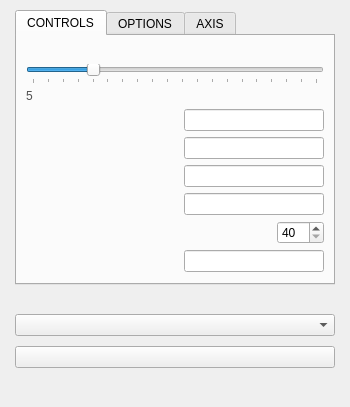
The window that src/ui/MainWindow.ui (Dawson924/MouseFlightControl) describes before a commit, drawn with Qt 5.
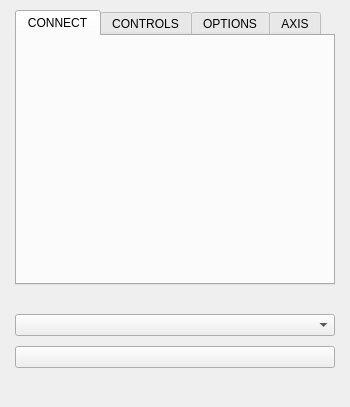
The same window after the commit.

The edit to the form file:
```diff
--- a/src/ui/MainWindow.ui
+++ b/src/ui/MainWindow.ui
@@ -35,6 +35,16 @@
                         <property name="tabPosition">
                             <enum>QTabWidget::North</enum>
                         </property>
+
+                        <!-- 连接页面 -->
+                        <widget class="QWidget" name="connectTab">
+                            <attribute name="title">
+                                <string>CONNECT</string>
+                            </attribute>
+                            <layout class="QVBoxLayout" name="connectPageLayout">
+                            </layout>
+                        </widget>
+
                         <!-- 控制页面 -->
                         <widget class="QWidget" name="controlsTab">
                             <attribute name="title">
```
Left out of the diff: 2 changed lines with no effect on the pictures.
